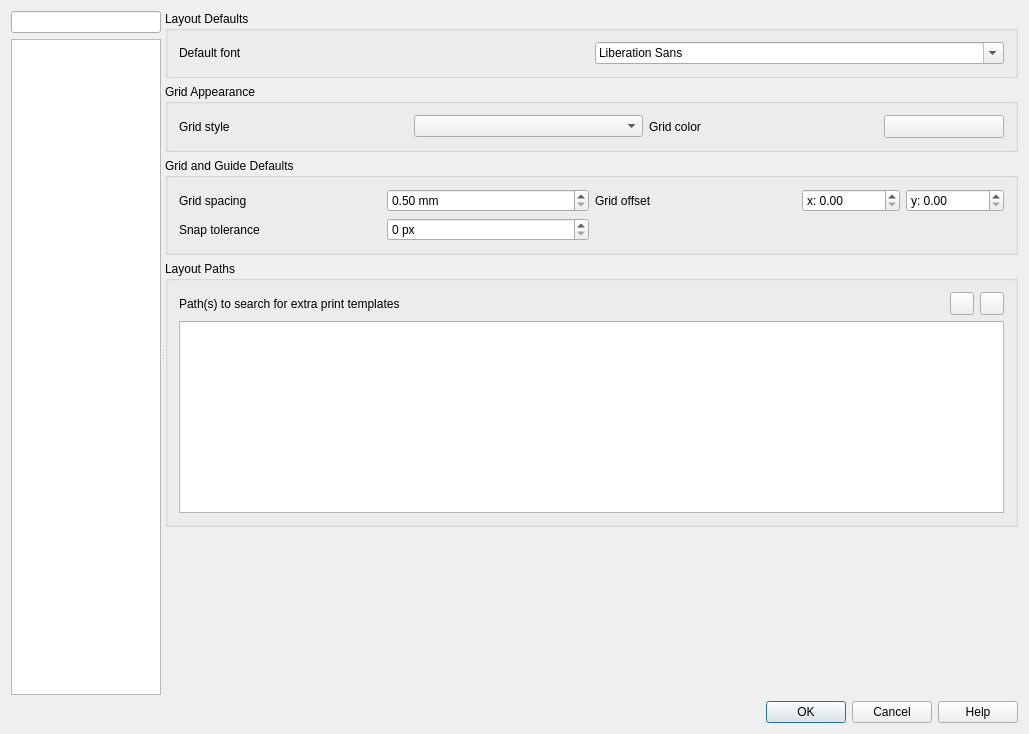
The window that src/ui/qgsoptionsbase.ui (qgis/QGIS) describes before a commit, drawn with Qt 5.
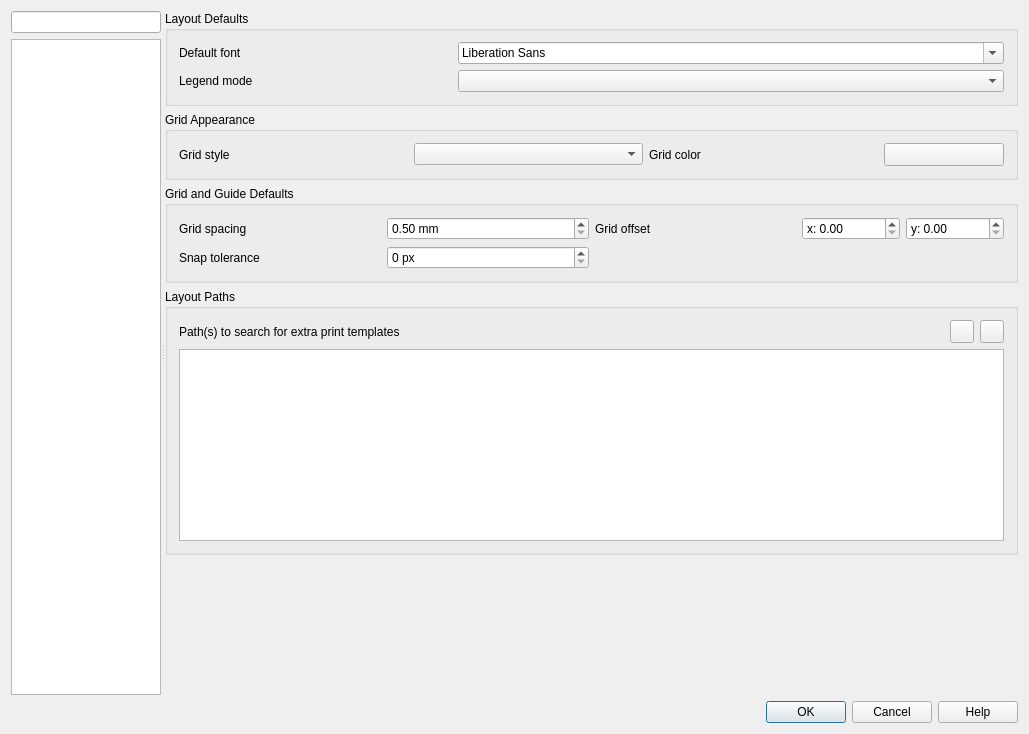
The same window after the commit. The open tabs and pages were chosen to show the change. Icons and pictures are not drawn. Custom widgets are drawn as their Qt base class.

Commit message:
Add setting for default layout legend sync mode
And make the default for newly created legends to "Visible Layers",
as it's a more appropriate setting for users (especially those
with very large projects).

The edit to the form file:
```diff
--- a/src/ui/qgsoptionsbase.ui
+++ b/src/ui/qgsoptionsbase.ui
@@ -4556,8 +4556,8 @@
                <rect>
                 <x>0</x>
                 <y>0</y>
-                <width>476</width>
-                <height>542</height>
+                <width>857</width>
+                <height>684</height>
                </rect>
               </property>
               <layout class="QVBoxLayout" name="verticalLayout_39">
@@ -4581,20 +4581,26 @@
                  <property name="title">
                   <string>Layout Defaults</string>
                  </property>
-                 <layout class="QGridLayout" name="gridLayout_8">
-                  <item row="1" column="0">
-                   <layout class="QHBoxLayout" name="horizontalLayout_39">
-                    <item>
-                     <widget class="QLabel" name="label_60">
-                      <property name="text">
-                       <string>Default font</string>
-                      </property>
-                     </widget>
-                    </item>
-                    <item>
-                     <widget class="QFontComboBox" name="mComposerFontComboBox"/>
-                    </item>
-                   </layout>
+                 <layout class="QGridLayout" name="gridLayout_8" columnstretch="1,2">
+                  <item row="3" column="1">
+                   <widget class="QComboBox" name="mLegendSyncModeCombo"/>
+                  </item>
+                  <item row="3" column="0">
+                   <widget class="QLabel" name="label_34">
+                    <property name="text">
+                     <string>Legend mode</string>
+                    </property>
+                   </widget>
+                  </item>
+                  <item row="2" column="0">
+                   <widget class="QLabel" name="label_60">
+                    <property name="text">
+                     <string>Default font</string>
+                    </property>
+                   </widget>
+                  </item>
+                  <item row="2" column="1">
+                   <widget class="QFontComboBox" name="mComposerFontComboBox"/>
                   </item>
                  </layout>
                 </widget>
```
Left out of the diff: 344 changed lines with no effect on the pictures. The commit also changes 6 other files.
